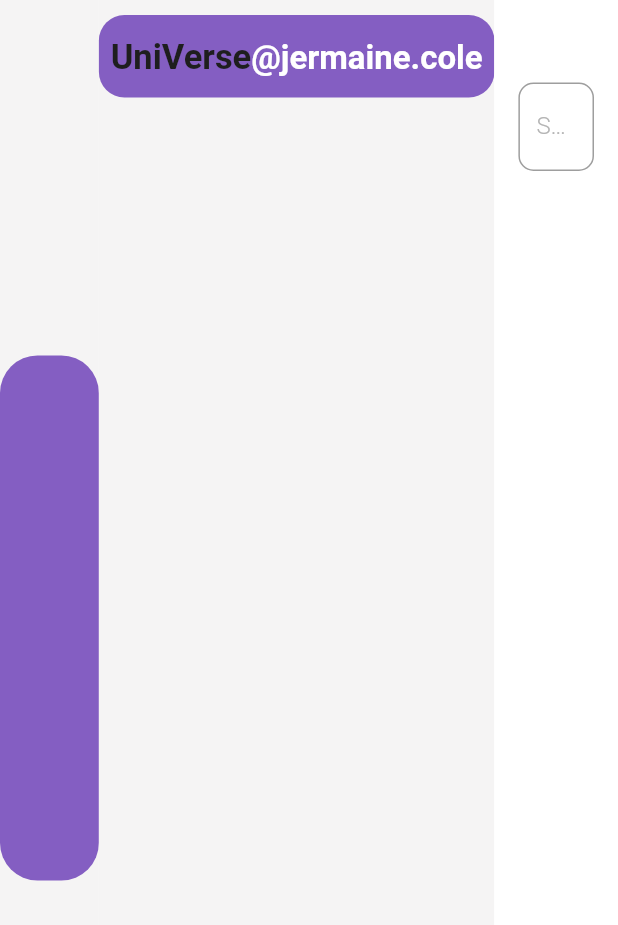
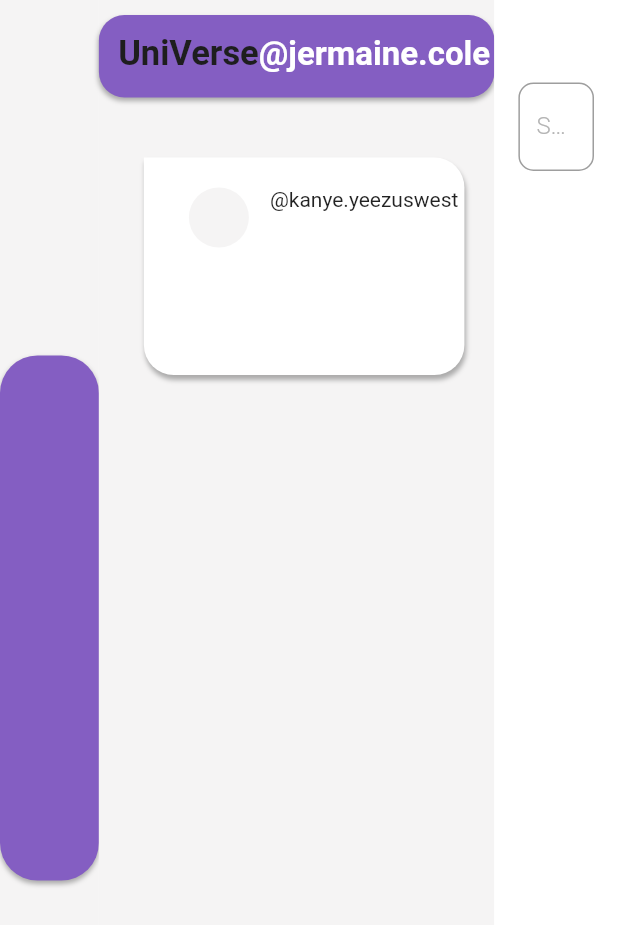
Before and after one commit to omar-basheer/UniVerse, a Flutter app: the screen it shows after launch, after a tap on "sign in!", on a phone screen of 412 x 824 dp. Shown: the top 925 px of the screen. Run offline on Flutter 3.47's test engine with Material 2 defaults, Android fonts, the phone set to English and light mode, and no system bars; Roboto replaces fonts that are missing (Montserrat); project files that could hold a hidden picture were left out.

Commit message:
feed page update

```diff
--- a/universe_app/lib/pages/feeds.dart
+++ b/universe_app/lib/pages/feeds.dart
@@ -31,6 +31,7 @@
                         child: Column(
                           mainAxisAlignment: MainAxisAlignment.center,
                           children: [
+                            // sticky side menu bar
                             Container(
                               padding: const EdgeInsets.only(bottom: 20),
                               width: 180,
@@ -38,6 +39,14 @@
                               decoration: BoxDecoration(
                                 borderRadius: BorderRadius.circular(25),
                                 color: const Color.fromARGB(255, 132, 94, 194),
+                                boxShadow: [
+                                  BoxShadow(
+                                    color: const Color.fromARGB(255, 98, 98, 98).withOpacity(0.5),
+                                    spreadRadius: 0,
+                                    blurRadius: 2,
+                                    offset: const Offset(0, 2),
+                                  ),
+                                ],
                               ),
                             ),
                           ],
@@ -55,14 +64,23 @@
                             const Padding(
                               padding: EdgeInsets.only(top: 10, right: 10),
                             ),
+
+                            //sticky top menu bar
                             Container(
-                                padding: const EdgeInsets.only(top: 15),
+                              padding: const EdgeInsets.only(top: 12, left: 10),
                               width: 900,
                               height: 55,
                               decoration: BoxDecoration(
                                 borderRadius: BorderRadius.circular(17),
-                                  color:
-                                      Color.fromRGBO(132, 94, 194, 1),
+                                color: const Color.fromRGBO(132, 94, 194, 1),
+                                boxShadow: [
+                                  BoxShadow(
+                                    color: const Color.fromARGB(255, 98, 98, 98).withOpacity(0.5),
+                                    spreadRadius: 0,
+                                    blurRadius: 2,
+                                    offset: const Offset(0, 2),
+                                  ),
+                                ],
                               ),
                               child: RichText(
                                 textAlign: TextAlign.center,
@@ -88,7 +106,73 @@
                                     ),
                                   ],
                                 ),
-                                )),
+                              ),
+                            ),
+                            Expanded(
+                              child: SingleChildScrollView(
+                                child: Padding(
+                                  padding: const EdgeInsets.only(left: 30, right: 20),
+                                  child: Column(
+                                    // feeds-stack starts here
+                                    children: [
+                                      //single feed starts here
+                                      const SizedBox(height: 40),
+                                      Container(
+                                        width: 800,
+                                        height: 145,
+                                        decoration: BoxDecoration(
+                                          borderRadius: const BorderRadius.only(
+                                            topLeft: Radius.circular(0),
+                                            topRight: Radius.circular(20),
+                                            bottomLeft: Radius.circular(20),
+                                            bottomRight: Radius.circular(20),
+                                          ),
+                                          color: const Color.fromARGB(255, 255, 255, 255),
+                                          boxShadow: [
+                                            BoxShadow(
+                                              color: const Color.fromARGB(255, 98, 98, 98).withOpacity(0.5),
+                                              spreadRadius: 0,
+                                              blurRadius: 2,
+                                              offset: const Offset(1, 3),
+                                            ),
+                                          ],
+                                        ),
+
+                                        // user image avatar
+                                        child: Padding(
+                                          padding: const EdgeInsets.only(top: 20, left: 30),
+                                          child: Row(
+                                            crossAxisAlignment: CrossAxisAlignment.start,
+                                            children: [
+                                              Container(
+                                                width: 40,
+                                                height: 40,
+                                                decoration: const BoxDecoration(
+                                                  shape: BoxShape.circle,
+                                                  color: Color.fromRGBO(245, 244, 244, 1),
+                                                ),
+                                              ),
+                                              const SizedBox(width:10),
+                                              Expanded(
+                                                child: Column(
+                                                  children: [
+                                                    Text(
+                                                      '@kanye.yeezuswest',
+                                                    )
+                                                ],)
+                                              )
+                                            ],
+                                          ),
+                                        ),
+
+
+                                      ),
+                                      // single feed ends here
+                                    ], // feeds-stack ends here
+                                  ),
+                                ),
+                              ),
+                            ),
                           ],
                         ),
                       ),
@@ -109,8 +193,7 @@
                         color: Color.fromARGB(255, 255, 255, 255),
                       ),
                       child: Padding(
-                        padding:
-                            const EdgeInsets.only(top: 55, left: 16, right: 16),
+                        padding: const EdgeInsets.only(top: 55, left: 16, right: 16),
                         child: TextFormField(
                           decoration: InputDecoration(
                             labelText: 'Search...',
@@ -135,8 +218,6 @@
     );
   }
 }
-
-
 
 // Expanded(
 //   flex: 1,
```
Lines whose indentation alone changed are shown as unchanged.
